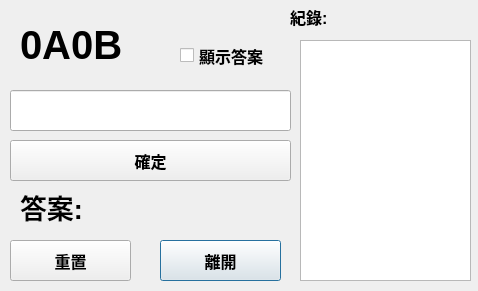
Before: the Qt Designer form GUI/1A2B_GUI.ui in AhJayzZ/1A2B, drawn with Qt 5.
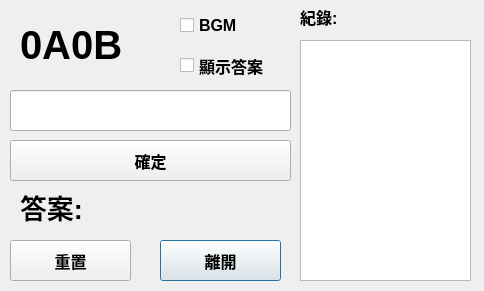
After: the same form once the commit is applied.

```diff
--- a/GUI/1A2B_GUI.ui
+++ b/GUI/1A2B_GUI.ui
@@ -6,7 +6,7 @@
    <rect>
     <x>0</x>
     <y>0</y>
-    <width>478</width>
+    <width>484</width>
     <height>291</height>
    </rect>
   </property>
@@ -143,7 +143,7 @@
    <property name="geometry">
     <rect>
      <x>180</x>
-     <y>40</y>
+     <y>50</y>
      <width>111</width>
      <height>31</height>
     </rect>
@@ -162,7 +162,7 @@
   <widget class="QLabel" name="log_label">
    <property name="geometry">
     <rect>
-     <x>290</x>
+     <x>300</x>
      <y>0</y>
      <width>61</width>
      <height>33</height>
@@ -196,6 +196,26 @@
     </font>
    </property>
   </widget>
+  <widget class="QCheckBox" name="bgm_checkbox">
+   <property name="geometry">
+    <rect>
+     <x>180</x>
+     <y>10</y>
+     <width>111</width>
+     <height>31</height>
+    </rect>
+   </property>
+   <property name="font">
+    <font>
+     <pointsize>12</pointsize>
+     <weight>75</weight>
+     <bold>true</bold>
+    </font>
+   </property>
+   <property name="text">
+    <string>BGM</string>
+   </property>
+  </widget>
  </widget>
  <resources/>
  <connections/>
```
